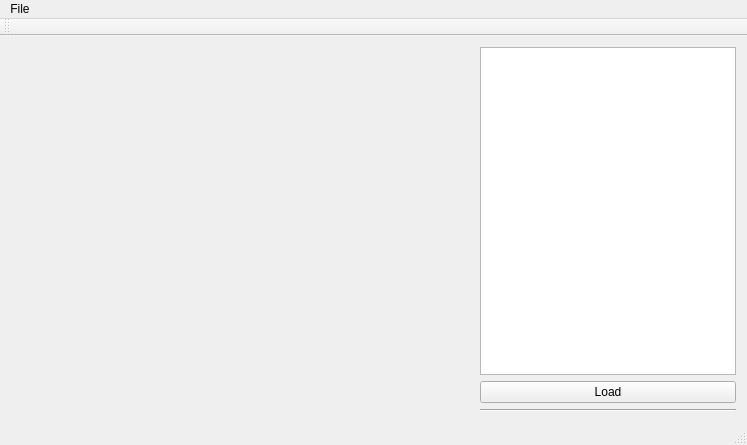
Before: the Qt Designer form ShaderTester/mainwindow.ui in Gomer3261/CSC490-Rendering, drawn with Qt 5.
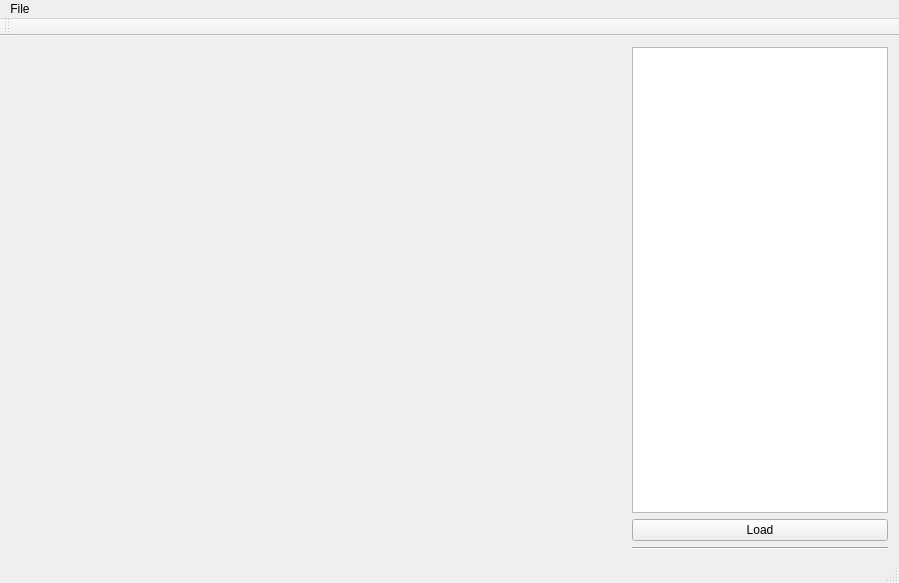
After: the same form once the commit is applied. Custom widgets are drawn as their Qt base class.

```diff
--- a/ShaderTester/mainwindow.ui
+++ b/ShaderTester/mainwindow.ui
@@ -6,8 +6,8 @@
    <rect>
     <x>0</x>
     <y>0</y>
-    <width>747</width>
-    <height>445</height>
+    <width>899</width>
+    <height>583</height>
    </rect>
   </property>
   <property name="windowTitle">
@@ -75,7 +75,7 @@
     <rect>
      <x>0</x>
      <y>0</y>
-     <width>747</width>
+     <width>899</width>
      <height>22</height>
     </rect>
    </property>
```
